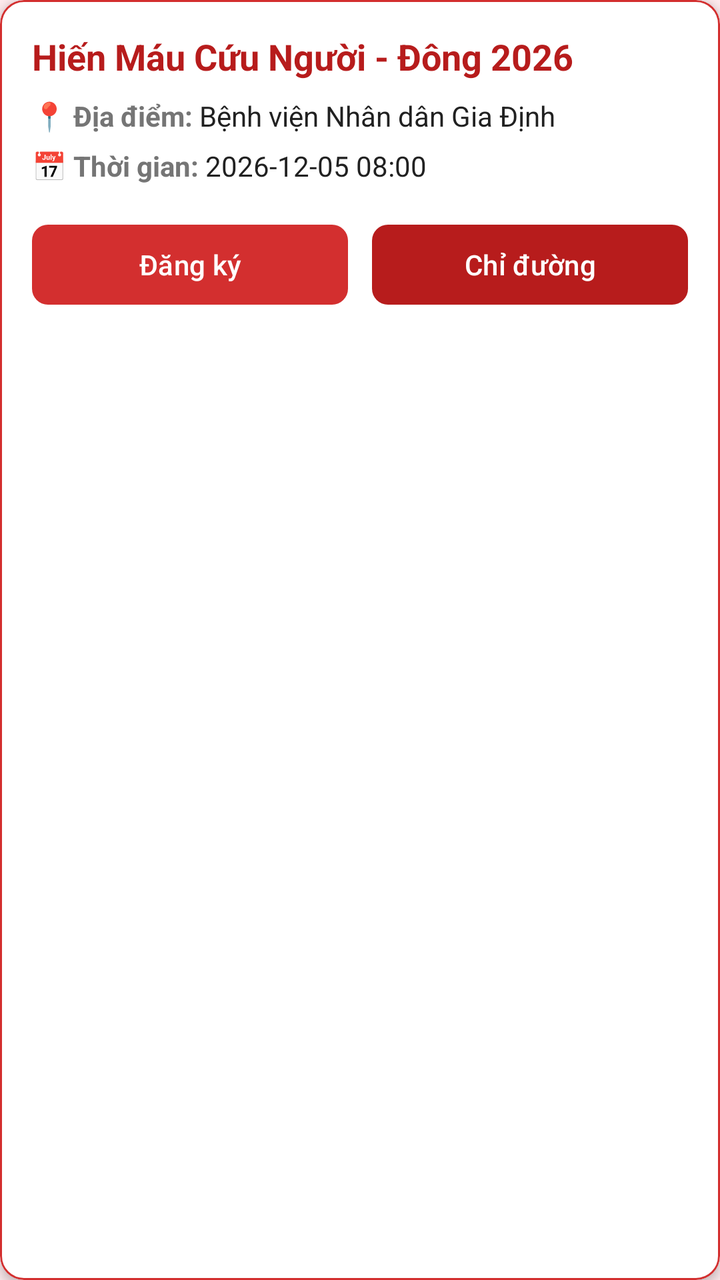
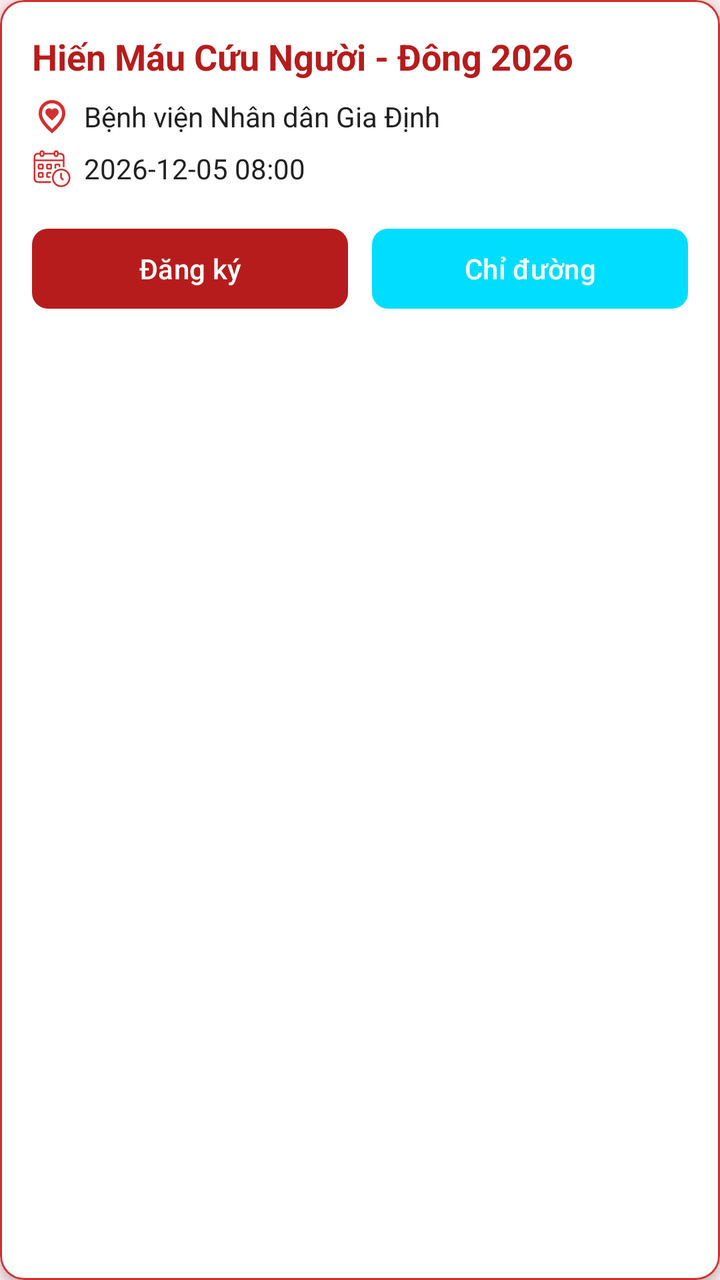

The first picture is an Android layout as it rendered before a commit; the second is the same layout after the commit. The layout source and the unified diff follow.
<!-- AndroidManifest.xml: application theme Theme.AndroidMedical -->
<!-- res/layout/item_campaign.xml -->
<?xml version="1.0" encoding="utf-8"?>
<com.google.android.material.card.MaterialCardView xmlns:android="http://schemas.android.com/apk/res/android"
    xmlns:app="http://schemas.android.com/apk/res-auto"
    android:layout_width="match_parent"
    android:layout_height="wrap_content"
    android:layout_marginBottom="12dp"
    app:cardBackgroundColor="@color/white"
    app:cardCornerRadius="12dp"
    app:cardElevation="3dp"
    app:strokeColor="@color/blood_primary"
    app:strokeWidth="1dp">

    <LinearLayout
        android:layout_width="match_parent"
        android:layout_height="wrap_content"
        android:orientation="vertical"
        android:padding="16dp">

        <TextView
            android:id="@+id/tvCampaignTitle"
            android:layout_width="match_parent"
            android:layout_height="wrap_content"
            android:text="Hiến Máu Cứu Người - Đông 2026"
            android:textColor="@color/blood_primary_dark"
            android:textSize="18sp"
            android:textStyle="bold" />

        <LinearLayout
            android:layout_width="match_parent"
            android:layout_height="wrap_content"
            android:layout_marginTop="8dp"
            android:orientation="horizontal">

            <TextView
                android:layout_width="wrap_content"
                android:layout_height="wrap_content"
                android:text="📍 Địa điểm: "
                android:textColor="@color/text_secondary"
                android:textSize="14sp"
                android:textStyle="bold" />

            <TextView
                android:id="@+id/tvCampaignLocation"
                android:layout_width="0dp"
                android:layout_height="wrap_content"
                android:layout_weight="1"
                android:text="Bệnh viện Nhân dân Gia Định"
                android:textColor="@color/text_primary"
                android:textSize="14sp" />
        </LinearLayout>

        <LinearLayout
            android:layout_width="match_parent"
            android:layout_height="wrap_content"
            android:layout_marginTop="6dp"
            android:orientation="horizontal">

            <TextView
                android:layout_width="wrap_content"
                android:layout_height="wrap_content"
                android:text="📅 Thời gian: "
                android:textColor="@color/text_secondary"
                android:textSize="14sp"
                android:textStyle="bold" />

            <TextView
                android:id="@+id/tvCampaignDate"
                android:layout_width="0dp"
                android:layout_height="wrap_content"
                android:layout_weight="1"
                android:text="2026-12-05 08:00"
                android:textColor="@color/text_primary"
                android:textSize="14sp" />
        </LinearLayout>

        
        <LinearLayout
            android:layout_width="match_parent"
            android:layout_height="wrap_content"
            android:layout_marginTop="16dp"
            android:orientation="horizontal"
            android:weightSum="2">

            <com.google.android.material.button.MaterialButton
                android:id="@+id/btnRegisterCampaign"
                android:layout_width="0dp"
                android:layout_height="48dp"
                android:layout_weight="1"
                android:layout_marginEnd="6dp"
                android:text="Đăng ký"
                android:textSize="14sp"
                app:backgroundTint="@color/blood_primary"
                app:cornerRadius="8dp" />

            <com.google.android.material.button.MaterialButton
                android:id="@+id/btnDirections"
                android:layout_width="0dp"
                android:layout_height="48dp"
                android:layout_weight="1"
                android:layout_marginStart="6dp"
                android:text="Chỉ đường"
                android:textSize="14sp"
                app:backgroundTint="@color/blood_primary_dark"
                app:cornerRadius="8dp" />

        </LinearLayout>

    </LinearLayout>
</com.google.android.material.card.MaterialCardView>
<!-- resources referenced by this layout -->
<resources>
  <color name="blood_primary">#D32F2F</color>
  <color name="blood_primary_dark">#B71C1C</color>
  <color name="text_primary">#212121</color>
  <color name="text_secondary">#757575</color>
  <color name="white">#FFFFFFFF</color>
  <style name="Theme.AndroidMedical" parent="Base.Theme.AndroidMedical" />
  <style name="Base.Theme.AndroidMedical" parent="Theme.Material3.DayNight.NoActionBar">
          
          <item name="colorPrimary">@color/blood_primary</item>
          <item name="colorPrimaryDark">@color/blood_primary_dark</item>
          <item name="colorSecondary">@color/blood_accent</item>
          <item name="android:windowBackground">@color/blood_light_bg</item>
      </style>
  <color name="blood_accent">#E53935</color>
  <color name="blood_light_bg">#FFEBEE</color>
</resources>

<!-- the commit's change to res/layout/item_campaign.xml (unified diff, before → after) -->
@@ -29,15 +29,16 @@
             android:layout_width="match_parent"
             android:layout_height="wrap_content"
             android:layout_marginTop="8dp"
+            android:gravity="center_vertical"
             android:orientation="horizontal">
 
-            <TextView
-                android:layout_width="wrap_content"
-                android:layout_height="wrap_content"
-                android:text="📍 Địa điểm: "
-                android:textColor="@color/text_secondary"
-                android:textSize="14sp"
-                android:textStyle="bold" />
+            <ImageView
+                android:layout_width="20dp"
+                android:layout_height="20dp"
+                android:layout_marginEnd="6dp"
+                android:contentDescription="Location Icon"
+                app:srcCompat="@drawable/icon_address_hospital_24"
+                app:tint="@color/blood_primary" />
 
             <TextView
                 android:id="@+id/tvCampaignLocation"
@@ -53,15 +54,16 @@
             android:layout_width="match_parent"
             android:layout_height="wrap_content"
             android:layout_marginTop="6dp"
+            android:gravity="center_vertical"
             android:orientation="horizontal">
 
-            <TextView
-                android:layout_width="wrap_content"
-                android:layout_height="wrap_content"
-                android:text="📅 Thời gian: "
-                android:textColor="@color/text_secondary"
-                android:textSize="14sp"
-                android:textStyle="bold" />
+            <ImageView
+                android:layout_width="20dp"
+                android:layout_height="20dp"
+                android:layout_marginEnd="6dp"
+                android:contentDescription="Schedule Icon"
+                app:srcCompat="@drawable/icon_schedule_24"
+                app:tint="@color/blood_primary" />
 
             <TextView
                 android:id="@+id/tvCampaignDate"
@@ -85,22 +87,22 @@
                 android:id="@+id/btnRegisterCampaign"
                 android:layout_width="0dp"
                 android:layout_height="48dp"
+                android:layout_marginEnd="6dp"
                 android:layout_weight="1"
-                android:layout_marginEnd="6dp"
                 android:text="Đăng ký"
                 android:textSize="14sp"
-                app:backgroundTint="@color/blood_primary"
+                app:backgroundTint="@color/blood_primary_dark"
                 app:cornerRadius="8dp" />
 
             <com.google.android.material.button.MaterialButton
                 android:id="@+id/btnDirections"
                 android:layout_width="0dp"
                 android:layout_height="48dp"
+                android:layout_marginStart="6dp"
                 android:layout_weight="1"
-                android:layout_marginStart="6dp"
                 android:text="Chỉ đường"
                 android:textSize="14sp"
-                app:backgroundTint="@color/blood_primary_dark"
+                app:backgroundTint="@android:color/holo_blue_bright"
                 app:cornerRadius="8dp" />
 
         </LinearLayout>
<!-- resource entries referenced after the edit -->
@@ -3,8 +3,18 @@
   <color name="blood_primary">#D32F2F</color>
   <color name="blood_primary_dark">#B71C1C</color>
   <color name="text_primary">#212121</color>
-  <color name="text_secondary">#757575</color>
   <color name="white">#FFFFFFFF</color>
+  <!-- drawable icon_address_hospital_24 (drawable) -->
+  <vector xmlns:android="http://schemas.android.com/apk/res/android"
+      android:width="24dp"
+      android:height="24dp"
+      android:viewportWidth="24"
+      android:viewportHeight="24">
+    <path
+        android:pathData="M12,14.3q1.35,-1.25 2.1,-2t1.17,-1.25q0.4,-0.5 0.56,-0.92T16,9.2q0,-0.9 -0.65,-1.55T13.8,7q-0.53,0 -1.01,0.21Q12.3,7.43 12,7.8q-0.3,-0.38 -0.77,-0.59T10.2,7Q9.3,7 8.65,7.65T8,9.2q0,0.53 0.15,0.93q0.15,0.4 0.55,0.9q0.42,0.5 1.15,1.25T12,14.3ZM12,19.35q3.05,-2.8 4.53,-5.09Q18,11.98 18,10.2q0,-2.73 -1.74,-4.46Q14.53,4 12,4T7.74,5.74Q6,7.47 6,10.2q0,1.78 1.48,4.06T12,19.35ZM12,22q-4.02,-3.43 -6.01,-6.36T4,10.2Q4,6.45 6.41,4.22T12,2t5.59,2.22T20,10.2q0,2.5 -1.99,5.44Q16.03,18.58 12,22ZM12,10Z"
+        android:fillColor="#1f1f1f"/>
+  </vector>
+  <!-- drawable icon_schedule_24: vector/xml drawable (drawable, 14244 chars, omitted) -->
   <style name="Theme.AndroidMedical" parent="Base.Theme.AndroidMedical" />
   <style name="Base.Theme.AndroidMedical" parent="Theme.Material3.DayNight.NoActionBar">
           
